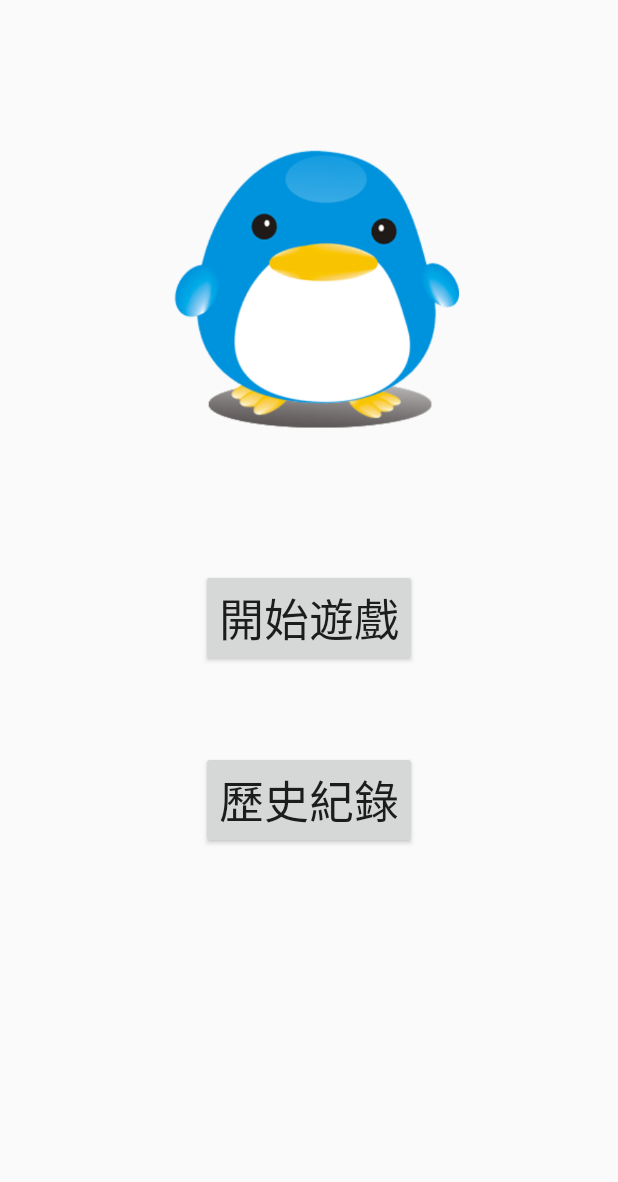
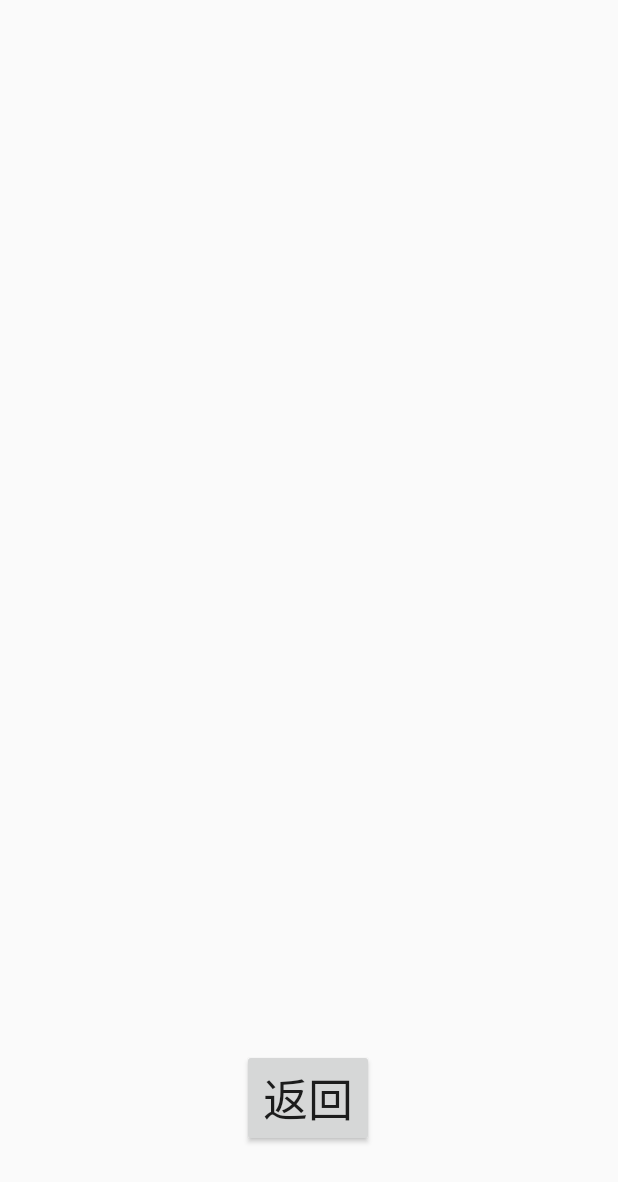
Before and after one commit to Lazurite259/Android_App_1091, an Android app: the layout history.xml on its own in the app's theme, with its tools: preview values and no code run, on a phone screen of 412 x 824 dp. Shown: the top 1182 px of the screen. Run offline under Robolectric (Android 15) with nearby library versions, the phone set to English and light mode, and no system bars.

Commit message:
set history

```diff
--- a/P8_1120/app/src/main/AndroidManifest.xml
+++ b/P8_1120/app/src/main/AndroidManifest.xml
@@ -9,7 +9,8 @@
         android:roundIcon="@mipmap/ic_launcher_round"
         android:supportsRtl="true"
         android:theme="@style/AppTheme">
-        <activity android:name=".PopupActivity"></activity>
+        <activity android:name=".HistoryActivity"></activity>
+        <activity android:name=".PopupActivity" />
         <activity android:name=".MainActivity">
             <intent-filter>
                 <action android:name="android.intent.action.MAIN" />
--- a/P8_1120/app/src/main/res/layout/popup.xml
+++ b/P8_1120/app/src/main/res/layout/history.xml
@@ -4,40 +4,30 @@
     xmlns:tools="http://schemas.android.com/tools"
     android:layout_width="match_parent"
     android:layout_height="match_parent"
-    tools:context=".PopupActivity">
+    tools:context=".HistoryActivity">
 
-    <ImageView
-        android:id="@+id/imageView"
-        android:layout_width="200dp"
-        android:layout_height="200dp"
-        android:scaleType="centerInside"
-        app:layout_constraintBottom_toTopOf="@+id/buttonStart"
-        app:layout_constraintEnd_toEndOf="parent"
-        app:layout_constraintStart_toStartOf="parent"
-        app:layout_constraintTop_toTopOf="parent"
-        app:srcCompat="@drawable/penguin" />
-
-    <Button
-        android:id="@+id/buttonStart"
-        android:layout_width="wrap_content"
-        android:layout_height="wrap_content"
-        android:text="開始遊戲"
-        android:textSize="30sp"
-        app:layout_constraintBottom_toBottomOf="parent"
+    <GridView
+        android:id="@+id/gridViewHistory"
+        android:layout_width="match_parent"
+        android:layout_height="0dp"
+        android:clickable="false"
+        android:numColumns="4"
+        android:scrollbars="vertical"
+        app:layout_constraintBottom_toTopOf="@+id/buttonReturn"
         app:layout_constraintEnd_toEndOf="parent"
         app:layout_constraintStart_toStartOf="parent"
         app:layout_constraintTop_toTopOf="parent" />
 
     <Button
-        android:id="@+id/buttonHistory"
+        android:id="@+id/buttonReturn"
         android:layout_width="wrap_content"
         android:layout_height="wrap_content"
-        android:text="歷史紀錄"
+        android:text="返回"
         android:textSize="30sp"
         app:layout_constraintBottom_toBottomOf="parent"
         app:layout_constraintEnd_toEndOf="parent"
+        app:layout_constraintHorizontal_bias="0.498"
         app:layout_constraintStart_toStartOf="parent"
         app:layout_constraintTop_toTopOf="parent"
-        app:layout_constraintVertical_bias="0.65999997" />
-
+        app:layout_constraintVertical_bias="0.922" />
 </androidx.constraintlayout.widget.ConstraintLayout>
```
Also changed, not shown: P8_1120/app/src/main/java/ncku/geomatics/p8_1120/HistoryActivity.java (added, +42 -0 lines), P8_1120/app/src/main/java/ncku/geomatics/p8_1120/MainActivity.java (+47 -27 lines), P8_1120/app/src/main/java/ncku/geomatics/p8_1120/PopupActivity.java (+22 -4 lines), P8_1120/app/src/main/res/layout/activity_main.xml (+0 -39 lines).
